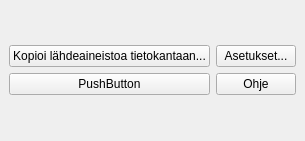
Qt form yleiskaava_dockwidget_base.ui (ernoma/yleiskaava) before a commit.
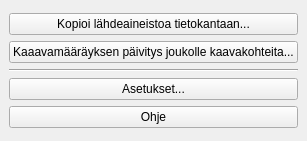
The same form after that commit.

Commit message: Aloita T2:n, Kaavamääräyksen otsikon päivitys joukolle kaavakohteita, toteutus

Diff of the .ui file:
```diff
--- a/yleiskaava_dockwidget_base.ui
+++ b/yleiskaava_dockwidget_base.ui
@@ -16,29 +16,36 @@
   <widget class="QWidget" name="dockWidgetContents">
    <layout class="QGridLayout" name="gridLayout">
     <item row="0" column="0">
-     <layout class="QGridLayout" name="gridLayout_2">
-      <item row="0" column="0">
+     <layout class="QVBoxLayout" name="verticalLayout">
+      <item>
        <widget class="QPushButton" name="pushButtonCopySourceDataToDatabase">
         <property name="text">
          <string>Kopioi lähdeaineistoa tietokantaan...</string>
         </property>
        </widget>
       </item>
-      <item row="1" column="0">
-       <widget class="QPushButton" name="pushButton">
+      <item>
+       <widget class="QPushButton" name="pushButtonUpdateRegulationForGroup">
         <property name="text">
-         <string>PushButton</string>
+         <string>Kaaavamääräyksen päivitys joukolle kaavakohteita...</string>
         </property>
        </widget>
       </item>
-      <item row="0" column="1">
+      <item>
+       <widget class="Line" name="line">
+        <property name="orientation">
+         <enum>Qt::Horizontal</enum>
+        </property>
+       </widget>
+      </item>
+      <item>
        <widget class="QPushButton" name="pushButtonSettings">
         <property name="text">
          <string>Asetukset...</string>
         </property>
        </widget>
       </item>
-      <item row="1" column="1">
+      <item>
        <widget class="QPushButton" name="pushButtonHelp">
         <property name="text">
          <string>Ohje</string>
```
The commit also changes 15 other files.
